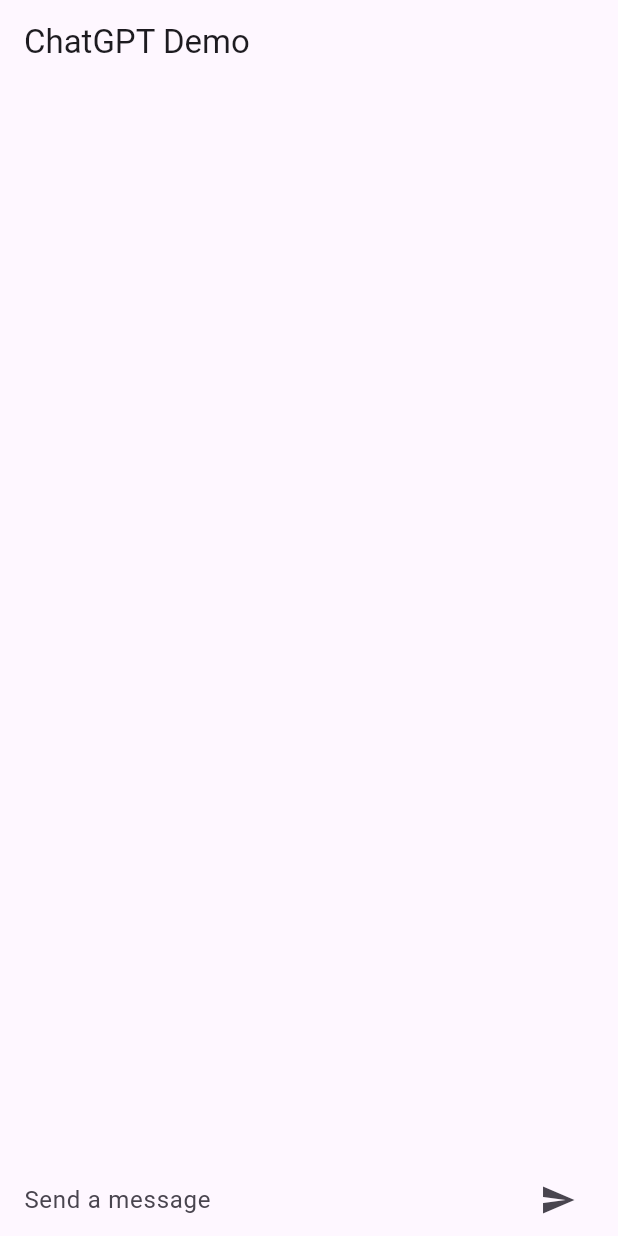
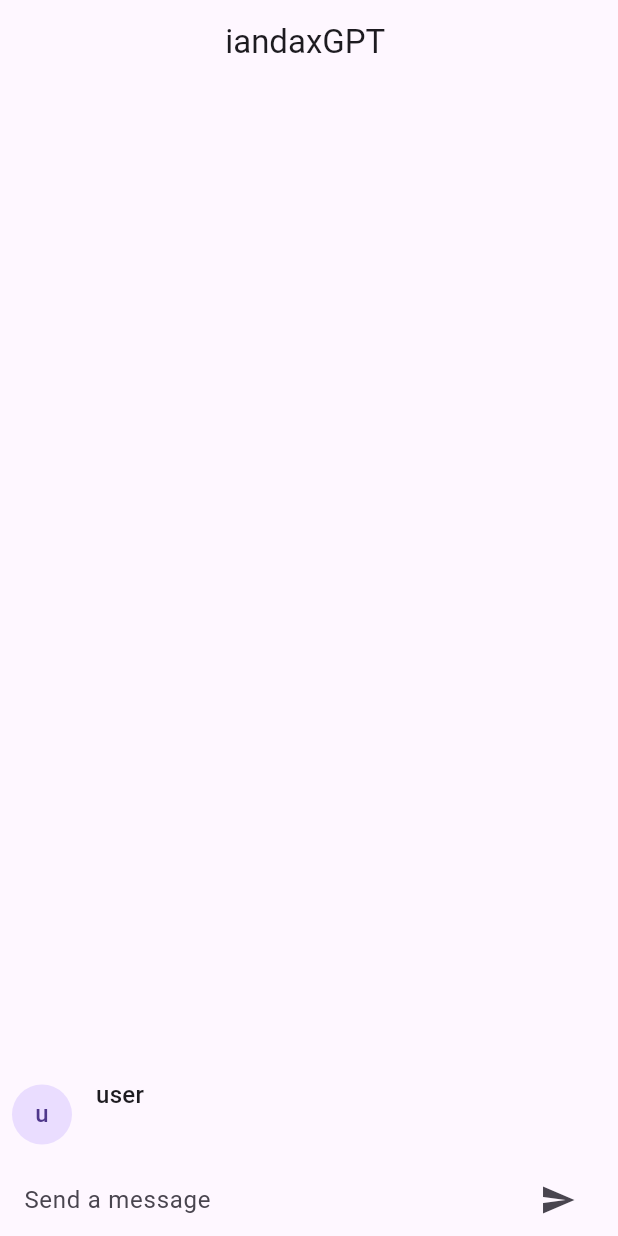
Before and after one commit to edaches/Flutter-Ai-Chatbot, a Flutter app: the screen it shows after launch, after a tap on the "send" icon, on a phone screen of 412 x 824 dp. Run offline on Flutter 3.47's test engine with Material 2 defaults, Android fonts, the phone set to English and light mode, and no system bars; our stand-ins replace velocity_x.

Commit message:
chat screen completed

```diff
--- a/lib/chat_screen.dart
+++ b/lib/chat_screen.dart
@@ -1,4 +1,5 @@
 import 'package:flutter/material.dart';
+import 'package:untitled/chatmessage.dart';
 import 'package:velocity_x/velocity_x.dart';
 
 class ChatScreen extends StatefulWidget {
@@ -10,17 +11,30 @@ class ChatScreen extends StatefulWidget {
 
 class _ChatScreenState extends State<ChatScreen> {
   final TextEditingController _controller = TextEditingController();
+  final List<ChatMessage> _messages = [];
+
+  void _sendMessage() {
+    ChatMessage _message = ChatMessage(text: _controller.text, sender: "user");
+
+    setState(() {
+      _messages.insert(0, _message);
+    });
+
+    _controller.clear();
+  }
 
   Widget _buildTextComposer() {
     return Row(
       children: [
         Expanded(
           child: TextField(
+            controller: _controller,
+            onSubmitted: (value) => _sendMessage(),
             decoration: InputDecoration.collapsed(hintText: 'Send a message'),
           ),
         ),
         IconButton(
-          onPressed: () {},
+          onPressed: () => _sendMessage(),
           icon: Icon(Icons.send),
         )
       ],
@@ -31,15 +45,19 @@ class _ChatScreenState extends State<ChatScreen> {
   Widget build(BuildContext context) {
     return Scaffold(
       appBar: AppBar(
-        title: Text('ChatGPT Demo'),
+        title: Center(child: Text('iandaxGPT ')),
       ),
       body: SafeArea(
         child: Column(
           children: [
             Flexible(
-              child: Container(
-                height: context.screenHeight,
-              ),
+              child: ListView.builder(
+                  reverse: true,
+                  padding: Vx.m8,
+                  itemCount: _messages.length,
+                  itemBuilder: (context, index) {
+                    return _messages[index];
+                  }),
             ),
             Container(
               decoration: BoxDecoration(color: context.cardColor),
--- /dev/null
+++ b/lib/chatmessage.dart
@@ -0,0 +1,37 @@
+import 'package:flutter/material.dart';
+
+class ChatMessage extends StatelessWidget {
+  const ChatMessage({super.key, required this.text, required this.sender});
+
+  final String text;
+  final String sender;
+
+  @override
+  Widget build(BuildContext context) {
+    return Row(
+      children: [
+        Container(
+          margin: EdgeInsets.only(right: 16.0),
+          child: CircleAvatar(
+            child: Text(sender[0]),
+          ),
+        ),
+        Expanded(
+          child: Column(
+            crossAxisAlignment: CrossAxisAlignment.start,
+            children: [
+              Text(
+                sender,
+                style: Theme.of(context).textTheme.subtitle1,
+              ),
+              Container(
+                margin: EdgeInsets.only(top: 5.0),
+                child: Text(text),
+              )
+            ],
+          ),
+        )
+      ],
+    );
+  }
+}
```
